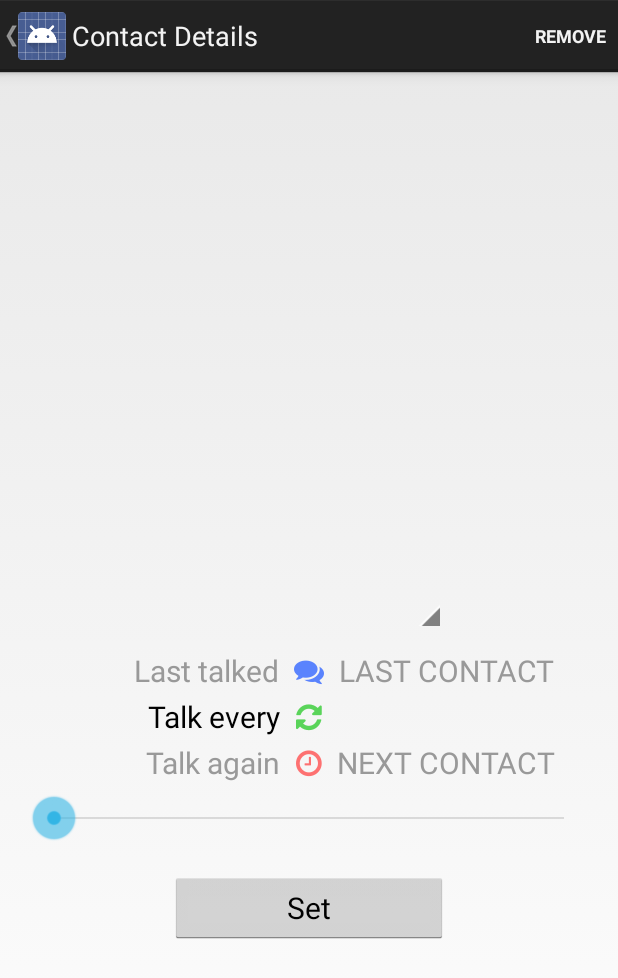
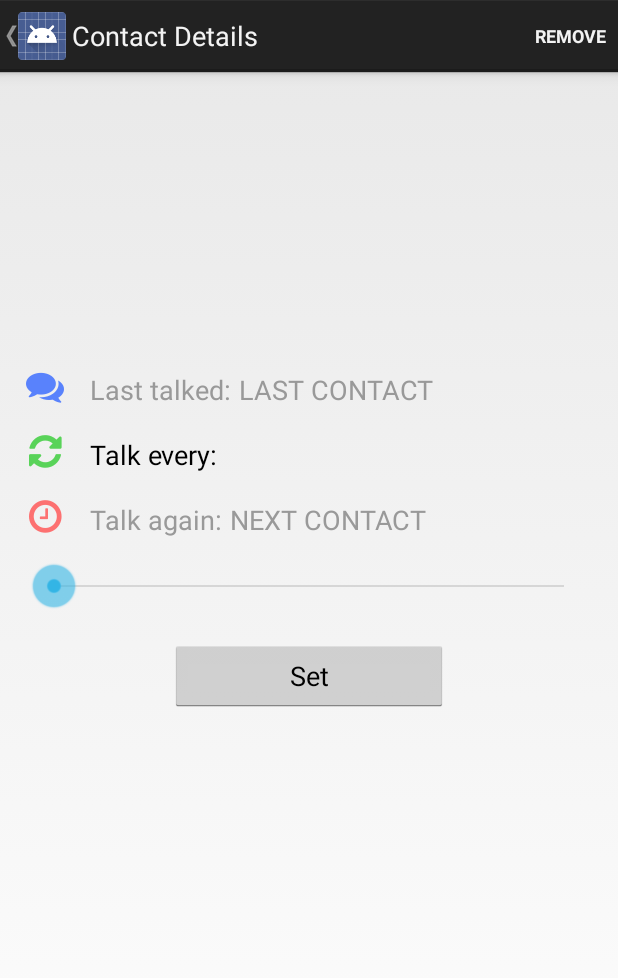
Before and after one commit to akdotcom/kit-android, an Android app: the EntryDetailsActivity screen opened directly, with no data from a screen before it, on a phone screen of 412 x 824 dp. Shown: the top 978 px of the screen. Run offline under Robolectric (Android 15) with nearby library versions, the phone set to English and light mode, and no system bars; libraries missing offline, so code that uses them is left out: com.google.android.gms; pictures from the network do not load; 4 statements that could not run were skipped.

Commit message:
Overhaul details screen and remove use of the system contact screen

```diff
--- a/app/src/main/AndroidManifest.xml
+++ b/app/src/main/AndroidManifest.xml
@@ -5,6 +5,7 @@
     <uses-permission android:name="android.permission.READ_CONTACTS" />
     <uses-permission android:name="android.permission.READ_CALL_LOG" />
     <uses-permission android:name="android.permission.READ_SMS" />
+    <uses-permission android:name="android.permission.CALL_PHONE" />
     <uses-permission android:name="android.permission.INTERNET" />
     <uses-permission android:name="android.permission.ACCESS_NETWORK_STATE" />
     <uses-permission android:name="android.permission.RECEIVE_BOOT_COMPLETED" />
@@ -37,7 +38,6 @@
                 android:name="android.support.PARENT_ACTIVITY"
                 android:value=".MainActivity" />
         </activity>
-
         <receiver
             android:name="com.lastinitial.stitch.PeriodicUpdater"
             android:enabled="false" >
--- a/app/src/main/java/com/lastinitial/stitch/PeriodicUpdater.java
+++ b/app/src/main/java/com/lastinitial/stitch/PeriodicUpdater.java
@@ -145,7 +145,8 @@ public class PeriodicUpdater extends BroadcastReceiver {
             long rowId = dbCursor.getLong(rowIdIndex);
 
             Uri uri = Uri.withAppendedPath(Contacts.CONTENT_LOOKUP_URI, lookupKey);
-            Intent intent = new Intent(Intent.ACTION_VIEW, uri);
+            Intent intent = new Intent(context, EntryDetailsActivity.class);
+            intent.setAction(Intent.ACTION_VIEW);
             intent.setData(uri);
             PendingIntent pendingIntent =
                     PendingIntent.getActivity(
--- a/app/src/main/res/layout/entry_details.xml
+++ b/app/src/main/res/layout/entry_details.xml
@@ -1,68 +1,106 @@
 <?xml version="1.0" encoding="utf-8"?>
+<ScrollView xmlns:android="http://schemas.android.com/apk/res/android"
+    android:layout_width="match_parent"
+    android:layout_height="match_parent"
+    >
 
-
-<LinearLayout xmlns:android="http://schemas.android.com/apk/res/android"
+<LinearLayout
     android:orientation="vertical"
-    android:layout_width="fill_parent"
-    android:layout_height="wrap_content"
-    android:layout_gravity="center"
+    android:layout_width="match_parent"
+    android:layout_height="match_parent"
+    android:id="@+id/detailsMain"
     android:weightSum="1">
 
+    <ImageView
+        android:layout_width="match_parent"
+        android:layout_height="180dp"
+        android:id="@+id/heroPhoto"
+        android:scaleType="centerCrop" />
+    <!--<ListView-->
+        <!--android:id="@+id/phoneNumberList"-->
+        <!--android:layout_width="match_parent"-->
+        <!--android:layout_height="wrap_content">-->
+    <!--</ListView>-->
 
-    <QuickContactBadge
-        android:layout_width="wrap_content"
+    <TabHost
+        android:layout_width="match_parent"
         android:layout_height="wrap_content"
-        android:minHeight="175dp"
-        android:minWidth="175dp"
-        android:scaleType="centerCrop"
-        android:layout_marginBottom="10dp"
-        android:layout_gravity="center_horizontal"
-        android:id="@+id/contactImage" />
+        android:id="@android:id/tabhost">
+
+        <LinearLayout
+            android:layout_width="fill_parent"
+            android:layout_height="fill_parent"
+            android:orientation="vertical">
+
+            <TabWidget
+                android:id="@android:id/tabs"
+                android:layout_width="fill_parent"
+                android:layout_height="wrap_content">
+
+                </TabWidget>
+
+            <FrameLayout
+                android:id="@android:id/tabcontent"
+                android:layout_width="fill_parent"
+                android:layout_height="fill_parent">
+
+                <LinearLayout
+                    android:id="@+id/contactTab"
+                    android:layout_width="fill_parent"
+                    android:layout_height="fill_parent"
+                    android:orientation="vertical"
+                    >
+
+                </LinearLayout>
 
                 <RelativeLayout
+                    android:id="@+id/settingsTab"
                     android:layout_width="fill_parent"
-        android:layout_height="wrap_content"
-        android:layout_gravity="center_horizontal">
-
+                    android:layout_height="fill_parent"
+                    android:orientation="vertical"
+                    >
                     <TextView
-            android:layout_width="wrap_content"
-            android:layout_height="wrap_content"
-            android:layout_toLeftOf="@+id/lastContactIcon"
-            android:layout_alignBaseline="@id/lastContactIcon"
-            style="@style/OptionText"
-            android:text="@string/last_in_touch"
-            android:textColor="#999999"
-            android:id="@+id/lastContactDescription" />
-
-        <TextView
-            android:layout_width="wrap_content"
-            android:layout_height="wrap_content"
-            android:layout_centerHorizontal="true"
-            android:padding="10sp"
-            style="@style/OptionText"
+                        android:layout_width="60dp"
+                        android:layout_height="60dp"
+                        android:layout_alignParentTop="true"
+                        android:layout_alignParentLeft="true"
+                        android:gravity="center"
+                        android:textSize="25sp"
                         android:text="@string/icon_comments"
                         android:textColor="#CC3366FF"
                         android:id="@+id/lastContactIcon" />
+                        <!--style="@style/OptionText"-->
 
                         <TextView
                             android:layout_width="wrap_content"
                             android:layout_height="wrap_content"
                             android:layout_toRightOf="@+id/lastContactIcon"
                             android:layout_alignBaseline="@id/lastContactIcon"
-            android:minWidth="100dp"
                             style="@style/OptionText"
-            android:text="LAST CONTACT"
                             android:textColor="#999999"
-            android:id="@+id/lastContact" />
+                            android:text="@string/last_in_touch"
+                            android:id="@+id/lastContactDescription" />
+
 
                         <TextView
                             android:layout_width="wrap_content"
                             android:layout_height="wrap_content"
-            android:layout_centerHorizontal="true"
+                            android:layout_toRightOf="@+id/lastContactDescription"
+                            android:layout_alignBaseline="@id/lastContactIcon"
+                            android:layout_marginLeft="5sp"
+                            android:minWidth="100dp"
+                            style="@style/OptionText"
+                            android:textColor="#999999"
+                            android:text="LAST CONTACT"
+                            android:id="@+id/lastContact" />
+
+                        <TextView
+                            android:layout_width="60dp"
+                            android:layout_height="wrap_content"
                             android:layout_below="@id/lastContactIcon"
-            android:paddingLeft="10sp"
-            android:paddingRight="10sp"
-            style="@style/OptionText"
+                            android:layout_alignParentLeft="true"
+                            android:gravity="center"
+                            android:textSize="25sp"
                             android:text="@string/icon_refresh"
                             android:textColor="#CC33CC33"
                             android:id="@+id/kitEveryIcon" />
@@ -71,26 +109,37 @@
                             android:id="@+id/frequencyDescription"
                             android:layout_width="wrap_content"
                             android:layout_height="wrap_content"
+                            android:layout_marginLeft="5sp"
                             style="@style/OptionText"
-            android:layout_toRightOf="@id/kitEveryIcon"
+                            android:layout_toRightOf="@+id/kitEvery"
                             android:layout_alignBaseline="@id/kitEveryIcon"/>
 
                         <TextView
                             android:layout_width="wrap_content"
                             android:layout_height="wrap_content"
-            android:layout_toLeftOf="@id/kitEveryIcon"
+                            android:layout_toRightOf="@id/kitEveryIcon"
                             android:layout_alignBaseline="@id/kitEveryIcon"
                             style="@style/OptionText"
                             android:text="@string/keep_in_touch_every"
                             android:id="@+id/kitEvery" />
+
+                        <TextView
+                            android:layout_width="60dp"
+                            android:layout_height="60dp"
+                            android:layout_below="@id/kitEveryIcon"
+                            android:layout_alignParentLeft="true"
+                            android:gravity="center"
+                            android:textSize="25sp"
+                            android:text="@string/icon_clock"
+                            android:textColor="#CCFF5050"
+                            android:id="@+id/nextDescriptionIcon" />
 
                         <!--android:background="#EBF0FF"-->
                         <!--android:padding="4sp"-->
                         <TextView
                             android:layout_width="wrap_content"
                             android:layout_height="wrap_content"
-            android:layout_gravity="right"
-            android:layout_toLeftOf="@+id/nextDescriptionIcon"
+                            android:layout_toRightOf="@+id/nextDescriptionIcon"
                             android:layout_alignBaseline="@id/nextDescriptionIcon"
                             style="@style/OptionText"
                             android:text="@string/next_in_touch"
@@ -99,24 +148,13 @@
                         <!--android:layout_alignLeft="@+id/lastContactDescription"-->
 
                         <TextView
-            android:layout_width="wrap_content"
-            android:layout_height="wrap_content"
-            android:layout_below="@+id/kitEveryIcon"
-            android:layout_centerHorizontal="true"
-            android:padding="10dp"
-            style="@style/OptionText"
-            android:text="@string/icon_clock"
-            android:textColor="#CCFF5050"
-            android:id="@+id/nextDescriptionIcon" />
-
-        <TextView
                             android:id="@+id/nextContact"
                             android:layout_width="wrap_content"
                             android:layout_height="wrap_content"
-            android:layout_toRightOf="@+id/nextDescriptionIcon"
+                            android:layout_toRightOf="@+id/nextDescription"
                             android:layout_alignBaseline="@id/nextDescriptionIcon"
                             android:minWidth="100dp"
-            android:paddingBottom="5sp"
+                            android:layout_marginLeft="5sp"
                             android:text="NEXT CONTACT"
                             android:textColor="#999999"
                             style="@style/OptionText" />
@@ -130,21 +168,29 @@
                         android:layout_marginRight="20dp"
                         android:layout_gravity="center_horizontal" />
 
-    </RelativeLayout>
-
                     <Button
                         android:layout_width="wrap_content"
                         android:layout_height="wrap_content"
+                        android:layout_below="@id/seekBar"
                         android:layout_marginTop="20dp"
                         android:minWidth="185dp"
                         android:text="@string/button_done"
                         android:id="@+id/buttonDone"
                         style="@style/OptionText"
                         android:layout_gravity="center_horizontal"
+                        android:layout_centerHorizontal="true"
                         android:onClick="close"
                         android:padding="0dp"
                         android:paddingTop="0dp"
                         android:clickable="true"
                         android:enabled="true" />
 
+                </RelativeLayout>
+            </FrameLayout>
         </LinearLayout>
+    </TabHost>
+
+
+
+</LinearLayout>
+</ScrollView>
--- a/app/src/main/res/values/strings.xml
+++ b/app/src/main/res/values/strings.xml
@@ -12,10 +12,10 @@
     <string name="menu_insert">Add Contact</string>
     <string name="menu_remove">Remove</string>
     <string name="run_notifications">Run Notifications</string>
-    <string name="last_in_touch">Last talked</string>
-    <string name="next_in_touch">Talk again</string>
+    <string name="last_in_touch">Last talked:</string>
+    <string name="next_in_touch">Talk again:</string>
     <string name="unknown_time">Unknown</string>
-    <string name="keep_in_touch_every">Talk every</string>
+    <string name="keep_in_touch_every">Talk every:</string>
     <string name="add_contact">Add someone</string>
     <string name="its_been_a_while">It\'s been a while since you last talked.</string>
     <string name="you_last_talked">You last talked</string>
@@ -49,6 +49,9 @@
     <string name="icon_check">&#xf00c;</string>
     <string name="icon_leftarrow">&#xf104;</string>
     <string name="icon_rightarrow">&#xf105;</string>
+    <string name="icon_phone">&#xf095;</string>
+    <string name="icon_comment">&#xf075;</string>
+    <string name="icon_user">&#xf007;</string>
 
     <string-array name="frequency_unit_array">
         <item>day</item>
--- a/app/src/main/res/values/styles.xml
+++ b/app/src/main/res/values/styles.xml
@@ -7,7 +7,7 @@
     </style>
 
     <style name="OptionText" parent="@android:style/TextAppearance.Medium">
-        <item name="android:textSize">20sp</item>
+        <item name="android:textSize">18sp</item>
     </style>
 
     <dimen name="listItemHeight">84dp</dimen>
```
Also changed, not shown: app/src/main/java/com/lastinitial/stitch/EntryDetailsActivity.java (+126 -137 lines), app/src/main/java/com/lastinitial/stitch/LastContactUpdater.java (+43 -29 lines), app/src/main/java/com/lastinitial/stitch/MainActivity.java (+7 -30 lines), app/src/main/res/layout/item_last_contact.xml (+0 -22 lines), app/src/main/res/layout/item_phonenumber.xml (added, +76 -0 lines). Lines whose indentation alone changed are shown as unchanged.
